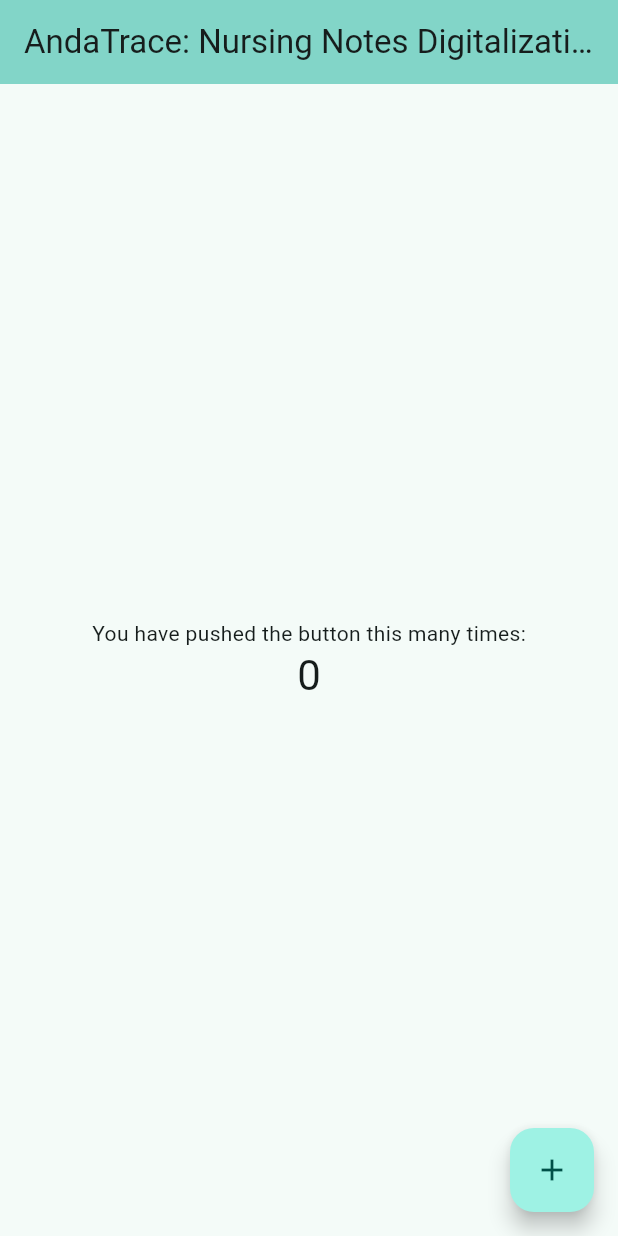
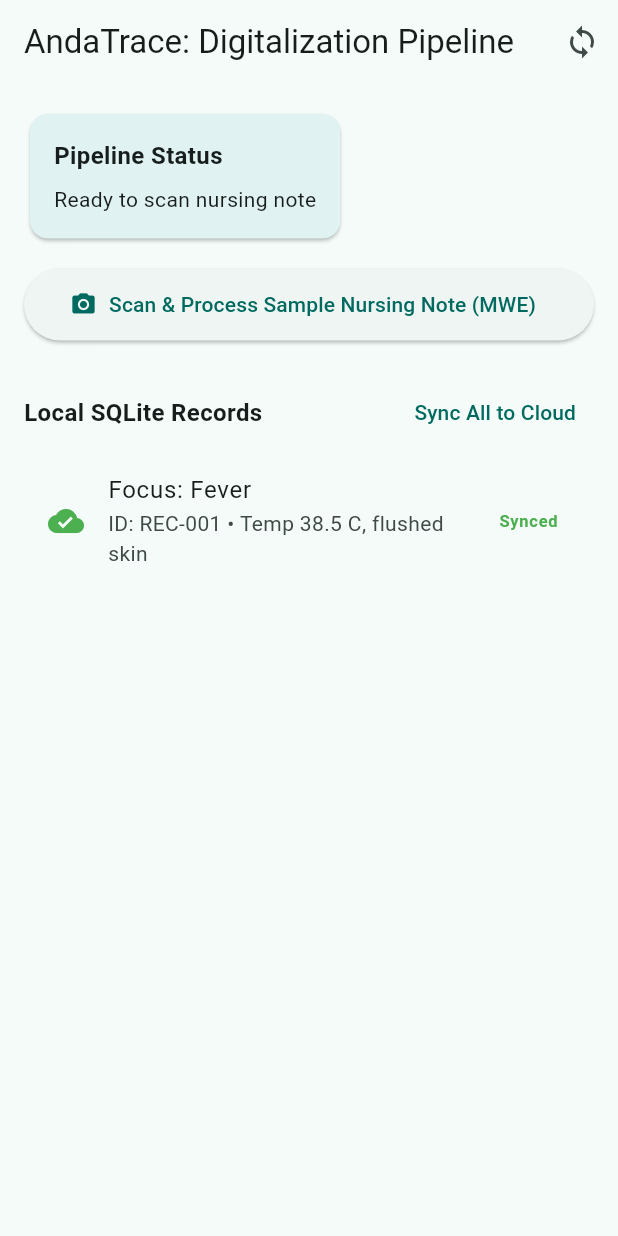
Before and after one commit to yelle15/andatrace, a Flutter app: the screen it shows after launch, on a phone screen of 412 x 824 dp. Run offline on Flutter 3.47's test engine with Material 3 defaults, Android fonts, the phone set to English and light mode, and no system bars.

Commit message:
feat: add minimal working example for AndaTrace pipeline using mock data

```diff
--- /dev/null
+++ b/lib/database/local_database_service.dart
@@ -0,0 +1,67 @@
+import 'package:flutter/foundation.dart';
+
+class FdarRecord {
+  final String id;
+  final DateTime timestamp;
+  final String focus;
+  final String data;
+  final String action;
+  final String response;
+  final bool isSynced;
+
+  FdarRecord({
+    required this.id,
+    required this.timestamp,
+    required this.focus,
+    required this.data,
+    required this.action,
+    required this.response,
+    this.isSynced = false,
+  });
+}
+
+/// Simulated Local SQLite & PowerSync Sync Service
+class LocalDatabaseService {
+  static final List<FdarRecord> _localStorage = [
+    FdarRecord(
+      id: 'REC-001',
+      timestamp: DateTime.now().subtract(const Duration(hours: 2)),
+      focus: 'Fever',
+      data: 'Temp 38.5 C, flushed skin',
+      action: 'Given Paracetamol 500mg PO',
+      response: 'Temp reduced to 37.1 C',
+      isSynced: true,
+    ),
+  ];
+
+  static Future<List<FdarRecord>> getRecords() async {
+    return List.unmodifiable(_localStorage);
+  }
+
+  static Future<void> saveRecord(FdarRecord record) async {
+    _localStorage.insert(0, record);
+    if (kDebugMode) {
+      print('Record saved to local SQLite DB: ${record.id}');
+    }
+  }
+
+  static Future<int> syncPendingRecords() async {
+    await Future.delayed(const Duration(milliseconds: 600));
+    int syncedCount = 0;
+    for (int i = 0; i < _localStorage.length; i++) {
+      if (!_localStorage[i].isSynced) {
+        _localStorage[i] = FdarRecord(
+          id: _localStorage[i].id,
+          timestamp: _localStorage[i].timestamp,
+          focus: _localStorage[i].focus,
+          data: _localStorage[i].data,
+          action: _localStorage[i].action,
+          response: _localStorage[i].response,
+          isSynced: true,
+        );
+        syncedCount++;
+      }
+    }
+    return syncedCount;
+  }
+}
--- a/lib/main.dart
+++ b/lib/main.dart
@@ -1,107 +1,23 @@
 import 'package:flutter/material.dart';
+import 'ui/digitalization_screen.dart';
 
 void main() {
-  runApp(const MyApp());
+  runApp(const AndaTraceApp());
 }
 
-class MyApp extends StatelessWidget {
-  const MyApp({super.key});
+class AndaTraceApp extends StatelessWidget {
+  const AndaTraceApp({super.key});
 
-  // This widget is the root of your application.
   @override
   Widget build(BuildContext context) {
     return MaterialApp(
       title: 'AndaTrace',
+      debugShowCheckedModeBanner: false,
       theme: ThemeData(
         colorScheme: ColorScheme.fromSeed(seedColor: Colors.teal),
+        useMaterial3: true,
       ),
-      home: const MyHomePage(title: 'AndaTrace: Nursing Notes Digitalization'),
+      home: const DigitalizationScreen(),
     );
   }
 }
-
-class MyHomePage extends StatefulWidget {
-  const MyHomePage({super.key, required this.title});
-
-  // This widget is the home page of your application. It is stateful, meaning
-  // that it has a State object (defined below) that contains fields that affect
-  // how it looks.
-
-  // This class is the configuration for the state. It holds the values (in this
-  // case the title) provided by the parent (in this case the App widget) and
-  // used by the build method of the State. Fields in a Widget subclass are
-  // always marked "final".
-
-  final String title;
-
-  @override
-  State<MyHomePage> createState() => _MyHomePageState();
-}
-
-class _MyHomePageState extends State<MyHomePage> {
-  int _counter = 0;
-
-  void _incrementCounter() {
-    setState(() {
-      // This call to setState tells the Flutter framework that something has
-      // changed in this State, which causes it to rerun the build method below
-      // so that the display can reflect the updated values. If we changed
-      // _counter without calling setState(), then the build method would not be
-      // called again, and so nothing would appear to happen.
-      _counter++;
-    });
-  }
-
-  @override
-  Widget build(BuildContext context) {
-    // This method is rerun every time setState is called, for instance as done
-    // by the _incrementCounter method above.
-    //
-    // The Flutter framework has been optimized to make rerunning build methods
-    // fast, so that you can just rebuild anything that needs updating rather
-    // than having to individually change instances of widgets.
-    return Scaffold(
-      appBar: AppBar(
-        // TRY THIS: Try changing the color here to a specific color (to
-        // Colors.amber, perhaps?) and trigger a hot reload to see the AppBar
-        // change color while the other colors stay the same.
-        backgroundColor: Theme.of(context).colorScheme.inversePrimary,
-        // Here we take the value from the MyHomePage object that was created by
-        // the App.build method, and use it to set our appbar title.
-        title: Text(widget.title),
-      ),
-      body: Center(
-        // Center is a layout widget. It takes a single child and positions it
-        // in the middle of the parent.
-        child: Column(
-          // Column is also a layout widget. It takes a list of children and
-          // arranges them vertically. By default, it sizes itself to fit its
-          // children horizontally, and tries to be as tall as its parent.
-          //
-          // Column has various properties to control how it sizes itself and
-          // how it positions its children. Here we use mainAxisAlignment to
-          // center the children vertically; the main axis here is the vertical
-          // axis because Columns are vertical (the cross axis would be
-          // horizontal).
-          //
-          // TRY THIS: Invoke "debug painting" (choose the "Toggle Debug Paint"
-          // action in the IDE, or press "p" in the console), to see the
-          // wireframe for each widget.
-          mainAxisAlignment: .center,
-          children: [
-            const Text('You have pushed the button this many times:'),
-            Text(
-              '$_counter',
-              style: Theme.of(context).textTheme.headlineMedium,
-            ),
-          ],
-        ),
-      ),
-      floatingActionButton: FloatingActionButton(
-        onPressed: _incrementCounter,
-        tooltip: 'Increment',
-        child: const Icon(Icons.add),
-      ),
-    );
-  }
-}
--- /dev/null
+++ b/lib/processing/cner_service.dart
@@ -0,0 +1,21 @@
+class ClinicalEntity {
+  final String text;
+  final String category;
+
+  const ClinicalEntity({required this.text, required this.category});
+}
+
+/// Simulated BioBERT Clinical Named Entity Recognition (CNER)
+class CnerService {
+  static Future<List<ClinicalEntity>> extractEntities(String clinicalText) async {
+    await Future.delayed(const Duration(milliseconds: 300));
+
+    return const [
+      ClinicalEntity(text: 'Abdominal pain', category: 'Symptom'),
+      ClinicalEntity(text: '8/10', category: 'Pain Score'),
+      ClinicalEntity(text: '120/80', category: 'Vital Sign (BP)'),
+      ClinicalEntity(text: '88 bpm', category: 'Vital Sign (HR)'),
+      ClinicalEntity(text: 'Analgesics IV', category: 'Medication'),
+    ];
+  }
+}
--- /dev/null
+++ b/lib/processing/htr_service.dart
@@ -0,0 +1,14 @@
+/// Simulated Seq2Seq HTR Model inference using LiteRT / TFLite
+class HtrService {
+  static Future<Map<String, String>> transcribeFdarNote(String imagePath) async {
+    await Future.delayed(const Duration(milliseconds: 500));
+
+    // Sample simulated transcription adhering to FDAR structure
+    return {
+      'focus': 'Acute Pain - Abdominal',
+      'data': 'Patient complains of severe right lower quadrant pain (scale 8/10). BP 120/80, HR 88 bpm.',
+      'action': 'Administered prescribed analgesics IV. Encouraged deep breathing exercises.',
+      'response': 'Patient reported pain reduced to 3/10 after 30 minutes. Resting comfortably.',
+    };
+  }
+}
--- /dev/null
+++ b/lib/processing/preprocessing.dart
@@ -0,0 +1,12 @@
+class PreprocessingModule {
+  /// Simulates image normalization and deskewing via OpenCV
+  static Future<Map<String, dynamic>> preprocessImage(String imagePath) async {
+    await Future.delayed(const Duration(milliseconds: 300));
+    return {
+      'status': 'success',
+      'imagePath': imagePath,
+      'isDeskewed': true,
+      'normalizedDimensions': {'width': 1024, 'height': 768},
+    };
+  }
+}
--- /dev/null
+++ b/lib/ui/digitalization_screen.dart
@@ -0,0 +1,236 @@
+import 'package:flutter/material.dart';
+import '../processing/preprocessing.dart';
+import '../processing/htr_service.dart';
+import '../processing/cner_service.dart';
+import '../database/local_database_service.dart';
+
+class DigitalizationScreen extends StatefulWidget {
+  const DigitalizationScreen({super.key});
+
+  @override
+  State<DigitalizationScreen> createState() => _DigitalizationScreenState();
+}
+
+class _DigitalizationScreenState extends State<DigitalizationScreen> {
+  bool _isProcessing = false;
+  String _status = 'Ready to scan nursing note';
+
+  Map<String, String>? _transcription;
+  List<ClinicalEntity> _entities = [];
+  List<FdarRecord> _savedRecords = [];
+
+  @override
+  void initState() {
+    super.initState();
+    _loadRecords();
+  }
+
+  Future<void> _loadRecords() async {
+    final records = await LocalDatabaseService.getRecords();
+    setState(() {
+      _savedRecords = records;
+    });
+  }
+
+  Future<void> _processSampleNote() async {
+    setState(() {
+      _isProcessing = true;
+      _status = 'Preprocessing image (OpenCV deskewing & normalization)...';
+    });
+
+    await PreprocessingModule.preprocessImage('sample_nursing_note.png');
+
+    setState(() {
+      _status = 'Running Seq2Seq HTR model inference...';
+    });
+
+    final htrResult = await HtrService.transcribeFdarNote('sample_nursing_note.png');
+
+    setState(() {
+      _status = 'Extracting clinical entities using BioBERT CNER...';
+    });
+
+    final extractedEntities = await CnerService.extractEntities(
+      '${htrResult['data']} ${htrResult['action']}',
+    );
+
+    final newRecord = FdarRecord(
+      id: 'REC-${DateTime.now().millisecondsSinceEpoch.toString().substring(7)}',
+      timestamp: DateTime.now(),
+      focus: htrResult['focus'] ?? '',
+      data: htrResult['data'] ?? '',
+      action: htrResult['action'] ?? '',
+      response: htrResult['response'] ?? '',
+      isSynced: false,
+    );
+
+    await LocalDatabaseService.saveRecord(newRecord);
+    final updatedRecords = await LocalDatabaseService.getRecords();
+
+    setState(() {
+      _isProcessing = false;
+      _status = 'Digitalization Complete! Saved to local SQLite database.';
+      _transcription = htrResult;
+      _entities = extractedEntities;
+      _savedRecords = updatedRecords;
+    });
+  }
+
+  Future<void> _triggerSync() async {
+    setState(() {
+      _status = 'Syncing offline records via PowerSync...';
+    });
+
+    final count = await LocalDatabaseService.syncPendingRecords();
+    final updatedRecords = await LocalDatabaseService.getRecords();
+
+    setState(() {
+      _status = 'PowerSync Delta-Sync finished: $count record(s) uploaded.';
+      _savedRecords = updatedRecords;
+    });
+  }
+
+  @override
+  Widget build(BuildContext context) {
+    return Scaffold(
+      appBar: AppBar(
+        title: const Text('AndaTrace: Digitalization Pipeline'),
+        actions: [
+          IconButton(
+            icon: const Icon(Icons.sync),
+            tooltip: 'Trigger PowerSync Delta-Sync',
+            onPressed: _triggerSync,
+          ),
+        ],
+      ),
+      body: SingleChildScrollView(
+        padding: const EdgeInsets.all(16.0),
+        child: Column(
+          crossAxisAlignment: CrossAxisAlignment.start,
+          children: [
+            Card(
+              color: Colors.teal.shade50,
+              child: Padding(
+                padding: const EdgeInsets.all(16.0),
+                child: Column(
+                  crossAxisAlignment: CrossAxisAlignment.start,
+                  children: [
+                    const Text(
+                      'Pipeline Status',
+                      style: TextStyle(fontWeight: FontWeight.bold, fontSize: 16),
+                    ),
+                    const SizedBox(height: 8),
+                    Text(_status, style: const TextStyle(fontSize: 14)),
+                    if (_isProcessing) ...[
+                      const SizedBox(height: 12),
+                      const LinearProgressIndicator(),
+                    ],
+                  ],
+                ),
+              ),
+            ),
+            const SizedBox(height: 16),
+            ElevatedButton.icon(
+              onPressed: _isProcessing ? null : _processSampleNote,
+              icon: const Icon(Icons.camera_alt),
+              label: const Text('Scan & Process Sample Nursing Note (MWE)'),
+              style: ElevatedButton.styleFrom(
+                minimumSize: const Size.fromHeight(48),
+              ),
+            ),
+            if (_transcription != null) ...[
+              const SizedBox(height: 24),
+              const Text(
+                'Transcribed FDAR Record (Seq2Seq HTR)',
+                style: TextStyle(fontWeight: FontWeight.bold, fontSize: 16),
+              ),
+              const SizedBox(height: 8),
+              _buildFdarCard(_transcription!),
+            ],
+            if (_entities.isNotEmpty) ...[
+              const SizedBox(height: 24),
+              const Text(
+                'Extracted Clinical Entities (BioBERT CNER)',
+                style: TextStyle(fontWeight: FontWeight.bold, fontSize: 16),
+              ),
+              const SizedBox(height: 8),
+              Wrap(
+                spacing: 8,
+                runSpacing: 8,
+                children: _entities
+                    .map((e) => Chip(
+                          avatar: const Icon(Icons.label, size: 16),
+                          label: Text('${e.text} (${e.category})'),
+                          backgroundColor: Colors.teal.shade100,
+                        ))
+                    .toList(),
+              ),
+            ],
+            const SizedBox(height: 24),
+            Row(
+              mainAxisAlignment: MainAxisAlignment.spaceBetween,
+              children: [
+                const Text(
+                  'Local SQLite Records',
+                  style: TextStyle(fontWeight: FontWeight.bold, fontSize: 16),
+                ),
+                TextButton(
+                  onPressed: _triggerSync,
+                  child: const Text('Sync All to Cloud'),
+                ),
+              ],
+            ),
+            const SizedBox(height: 8),
+            ..._savedRecords.map((rec) => ListTile(
+                  leading: Icon(
+                    rec.isSynced ? Icons.cloud_done : Icons.cloud_off,
+                    color: rec.isSynced ? Colors.green : Colors.orange,
+                  ),
+                  title: Text('Focus: ${rec.focus}'),
+                  subtitle: Text('ID: ${rec.id} • ${rec.data}'),
+                  trailing: Text(
+                    rec.isSynced ? 'Synced' : 'Offline',
+                    style: TextStyle(
+                      color: rec.isSynced ? Colors.green : Colors.orange,
+                      fontWeight: FontWeight.bold,
+                    ),
+                  ),
+                )),
+          ],
+        ),
+      ),
+    );
+  }
+
+  Widget _buildFdarCard(Map<String, String> fdar) {
+    return Card(
+      child: Padding(
+        padding: const EdgeInsets.all(12.0),
+        child: Column(
+          crossAxisAlignment: CrossAxisAlignment.start,
+          children: [
+            _row('Focus (F):', fdar['focus']),
+            _row('Data (D):', fdar['data']),
+            _row('Action (A):', fdar['action']),
+            _row('Response (R):', fdar['response']),
+          ],
+        ),
+      ),
+    );
+  }
+
+  Widget _row(String label, String? value) {
+    return Padding(
+      padding: const EdgeInsets.symmetric(vertical: 4.0),
+      child: RichText(
+        text: TextSpan(
+          style: const TextStyle(color: Colors.black87, fontSize: 14),
+          children: [
+            TextSpan(text: '$label ', style: const TextStyle(fontWeight: FontWeight.bold)),
+            TextSpan(text: value ?? ''),
+          ],
+        ),
+      ),
+    );
+  }
+}
```
Also changed, not shown: 1 other file.
